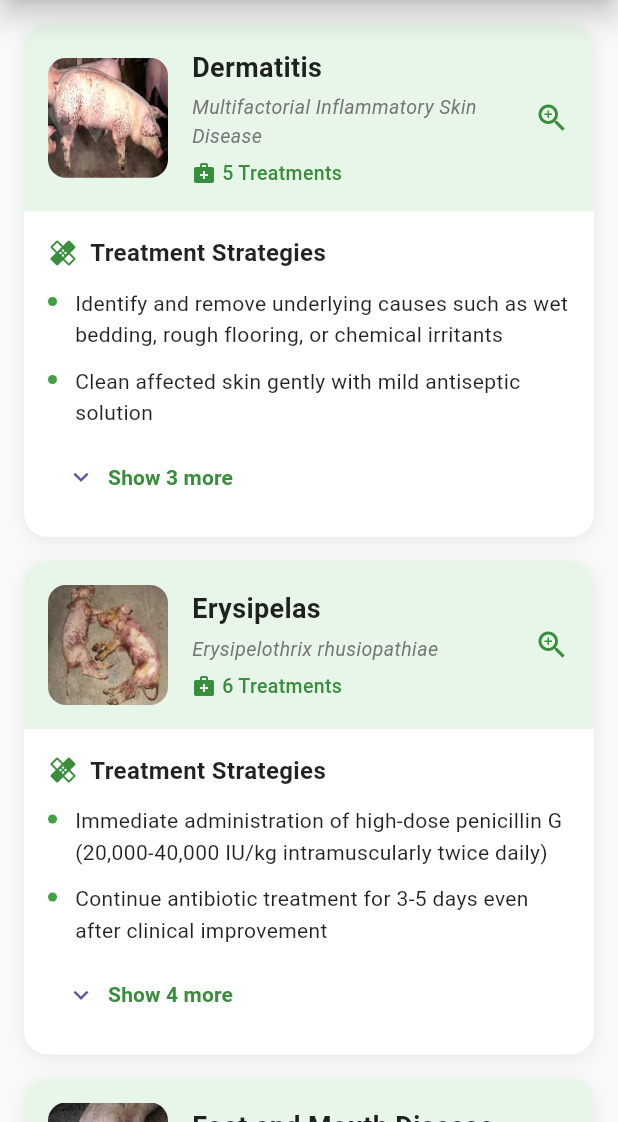
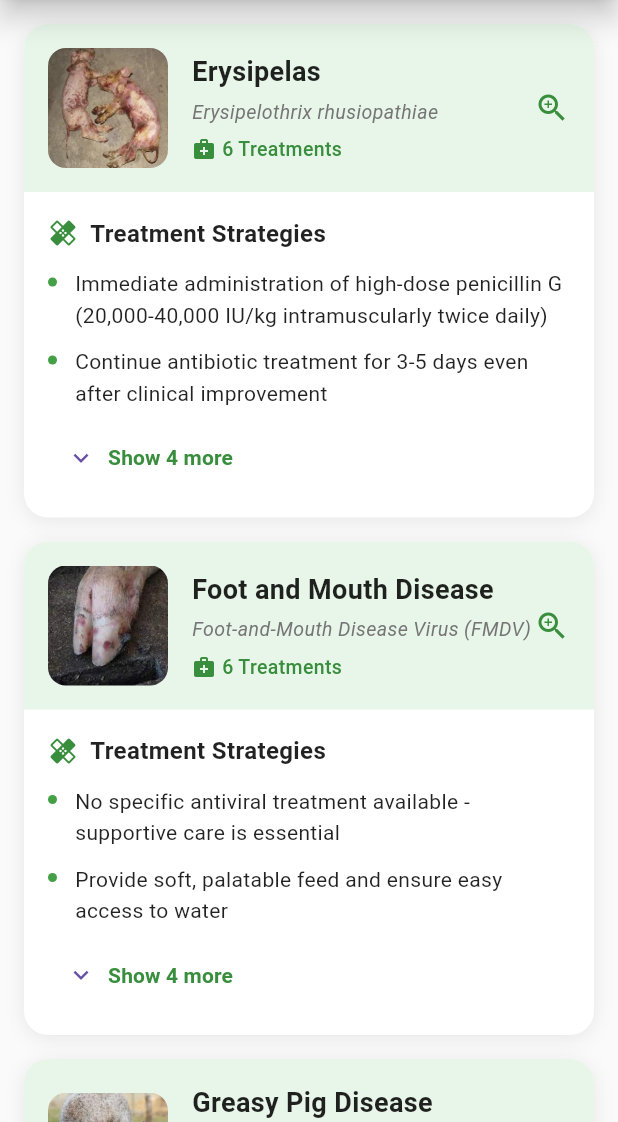
Before and after one commit to jgulanes220000000159-netizen/oinkcheck, a Flutter app: the DiseasesPage screen opened directly, on a phone screen of 412 x 824 dp, the part 114-1236 px from its top. Run offline on Flutter 3.47's test engine with Material 3 defaults, Android fonts, the phone set to English and light mode, and no system bars; our stand-ins replace cached_network_image, camera, cloud_firestore, cloud_functions, connectivity_plus, easy_localization and 16 more; missing offline and left inert: month_year_picker, tflite_flutter; accounts and stored records are empty.

Commit message:
small changes

```diff
--- a/assets/lang/en.json
+++ b/assets/lang/en.json
@@ -155,7 +155,7 @@
   "analyzing_images": "Analyzing Images",
   "processing_image_of_total": "Processing image {current} of {total}",
   "processing_please_wait": "Please wait while we analyze your images...",
-  "choose_analysis_method": "Choose how you want to analyze your plants",
+  "choose_analysis_method": "Choose how you want to analyze your pig",
   "hide_bounding_boxes": "Hide Bounding Boxes",
   "detected_issues": "Detected Issues",
   "analysis_results": "Analysis Results",
--- a/lib/expert/treatment_editor.dart
+++ b/lib/expert/treatment_editor.dart
@@ -34,8 +34,6 @@ class _TreatmentEditorPageState extends State<TreatmentEditorPage> {
     {'id': 'mange', 'name': 'Mange'},
     {'id': 'foot_and_mouth', 'name': 'Foot and Mouth Disease'},
     {'id': 'sunburn', 'name': 'Sunburn'},
-    {'id': 'dermatitis', 'name': 'Dermatitis'},
-    {'id': 'pityriasis_rosea', 'name': 'Pityriasis Rosea'},
   ];
 
   @override
--- a/lib/user/diseases_page.dart
+++ b/lib/user/diseases_page.dart
@@ -20,8 +20,6 @@ class _DiseasesPageState extends State<DiseasesPage> {
     {'id': 'mange', 'name': 'Mange'},
     {'id': 'foot_and_mouth', 'name': 'Foot and Mouth Disease'},
     {'id': 'sunburn', 'name': 'Sunburn'},
-    {'id': 'dermatitis', 'name': 'Dermatitis'},
-    {'id': 'pityriasis_rosea', 'name': 'Pityriasis Rosea'},
   ];
 
   // Static disease treatment information
@@ -103,25 +101,6 @@ class _DiseasesPageState extends State<DiseasesPage> {
         'Prevention: apply sunscreen (pet-safe, zinc oxide-based) or provide adequate shade and shelter',
       ],
     },
-    'Dermatitis': {
-      'scientificName': 'Multifactorial Inflammatory Skin Disease',
-      'treatments': [
-        'Identify and remove underlying causes such as wet bedding, rough flooring, or chemical irritants',
-        'Clean affected skin gently with mild antiseptic solution',
-        'Apply topical corticosteroid or zinc oxide cream to reduce inflammation and protect the skin',
-        'Provide systemic antibiotics if lesions are deep or secondarily infected (based on veterinary guidance)',
-        'Improve environmental hygiene and reduce stocking density',
-      ],
-    },
-    'Pityriasis Rosea': {
-      'scientificName': 'Idiopathic Papulosquamous Dermatosis',
-      'treatments': [
-        'Most cases are self-limiting – monitor and provide supportive care',
-        'Reduce stress factors and improve environmental comfort',
-        'Apply soothing topical preparations (e.g., aloe vera or mild emollients) to reduce itching',
-        'Consult veterinarian if lesions worsen or if secondary infection develops',
-      ],
-    },
   };
 
   String _searchQuery = '';
@@ -136,8 +115,6 @@ class _DiseasesPageState extends State<DiseasesPage> {
     if (n == 'mange') return 'mange';
     if (n == 'foot and mouth disease') return 'foot_and_mouth';
     if (n == 'sunburn') return 'sunburn';
-    if (n == 'dermatitis') return 'dermatitis';
-    if (n == 'pityriasis rosea') return 'pityriasis_rosea';
     return n.replaceAll(' ', '_');
   }
 
--- a/lib/user/tracking_models.dart
+++ b/lib/user/tracking_models.dart
@@ -15,8 +15,6 @@ class TrackingModels {
     'infected_parasitic_mange',
     'infected_viral_foot_and_mouth',
     'swine_pox',
-    'dermatatis',
-    'pityriasis_rosea',
   ];
 
   static const List<Map<String, dynamic>> timeRanges = [
```
Also changed, not shown: lib/user/disease_map_page.dart (+40 -30 lines).
